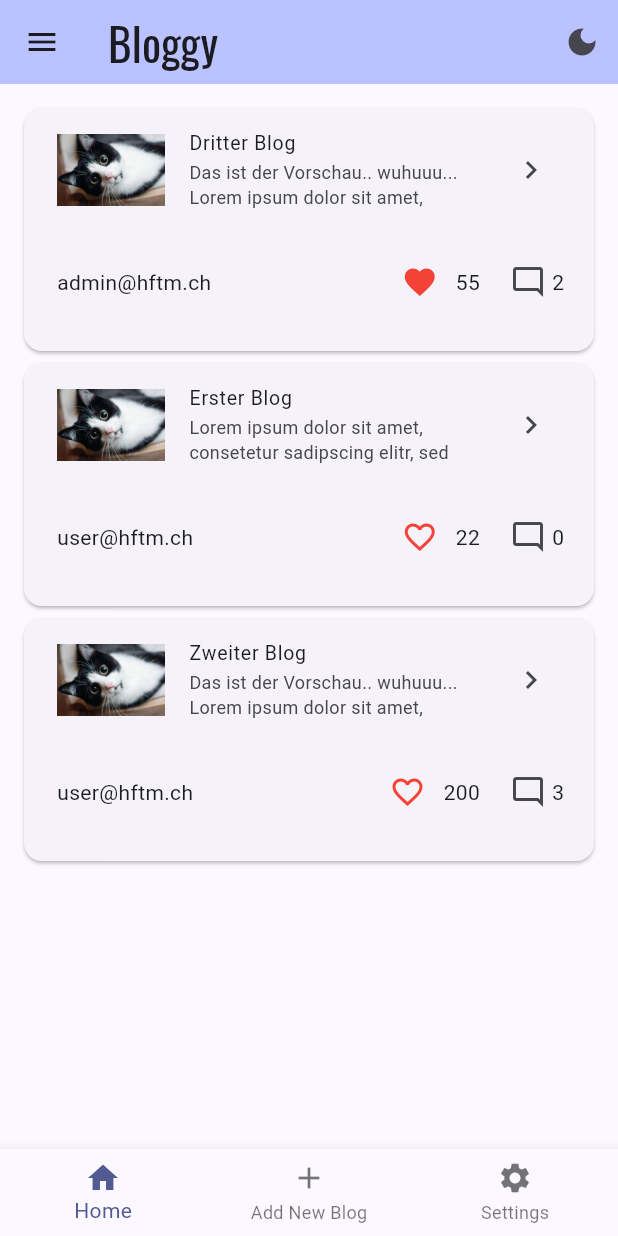
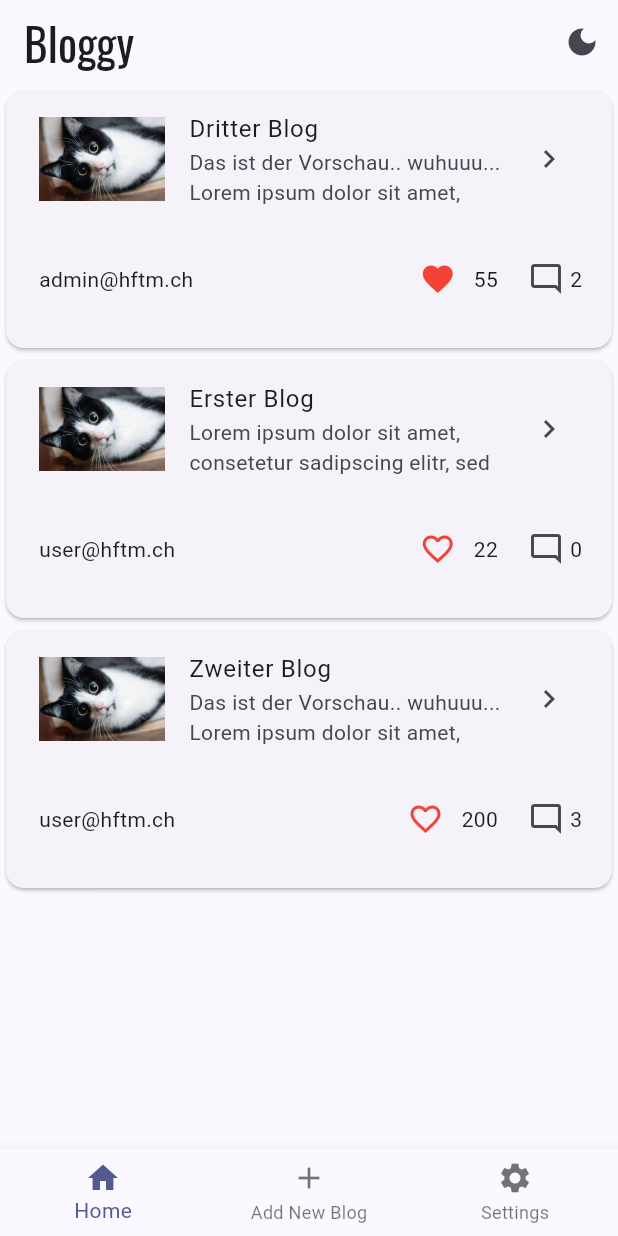
Before and after one commit to JasminKeller/blogApp, a Flutter app: the screen it shows after launch, after a tap on the "favorite outline" icon, on a phone screen of 412 x 824 dp. Run offline on Flutter 3.47's test engine with Material 3 defaults, Android fonts, the phone set to English and light mode, and no system bars; our stand-ins replace google_fonts.

Commit message:
Added AppBar to BlogAddScreen and refactored HomeScreen
- Implemented AppBar in BlogAddScreen with title 'Create New Blog'.
- Refactored HomeScreen to display AppBar only on BlogHomeScreen.
- Updated navigation logic to handle AppBar visibility across different screens.
- Minor layout and code structure improvements for better readability and maintainability.

```diff
--- a/lib/providers/blog_provider.dart
+++ b/lib/providers/blog_provider.dart
@@ -25,10 +25,10 @@ class BlogProvider extends ChangeNotifier {
 
   Future<void> readBlogsWithLoadingState() async {
     isLoading = true;
-    notifyListeners();     // Beobachter werden benachrichtigt das der Zustand geändert hat
+    notifyListeners();
     await readBlogs(withNotifying: false);
     isLoading = false;
-    notifyListeners();    // Beobachter werden benachrichtigt das der Zustand geändert hat
+    notifyListeners();
   }
 
   Future<void> readBlogs({bool withNotifying = true}) async {
@@ -39,11 +39,11 @@ class BlogProvider extends ChangeNotifier {
   }
 
   Future<void> toggleLikeInfo(int blogId) async {
-    print('toggleLikeInfo Triggered from BlogProvider');
     final blog = _blogs.firstWhere((blog) => blog.id == blogId);
     blog.isLikedByMe = !blog.isLikedByMe;
     blog.likes += blog.isLikedByMe ? 1 : -1;
-    notifyListeners();
+
+    await readBlogsWithLoadingState();
   }
 
 }
--- a/lib/screens/blog_home_screen.dart
+++ b/lib/screens/blog_home_screen.dart
@@ -1,35 +1,45 @@
 import 'package:flutter/material.dart';
+import 'package:provider/provider.dart';
+import 'package:blogapp/providers/blog_provider.dart';
+import 'package:blogapp/widget/blog_card_widget.dart';
+import 'package:blogapp/providers/theme_provider.dart';
 
-import '../entity/blog_entity.dart';
-import '../services/blog_repository.dart';
-import '../widget/blog_card_widget.dart';
+import '../theme/theme.dart';
 
 class BlogHomeScreen extends StatelessWidget {
-  BlogHomeScreen({
-    super.key,
-    required this.blogs,
-  });
-
-  final List<Blog> blogs;
-  final BlogRepository blogRepository = BlogRepository.instance;
+  BlogHomeScreen({super.key});
 
   @override
   Widget build(BuildContext context) {
-    return Padding(
-      padding: const EdgeInsets.all(12.0),
-      child: RefreshIndicator(
-        color: Colors.white,
-        backgroundColor: Colors.blue,
-        strokeWidth: 4.0,
+    var blogProvider = Provider.of<BlogProvider>(context);
+    var themeProvider = Provider.of<ThemeProvider>(context);
+    bool isDarkMode = themeProvider.themeData == darkMode;
+
+    if (blogProvider.isLoading) {
+      return const Center(child: CircularProgressIndicator());
+    }
+
+    return Scaffold(
+      appBar: AppBar(
+        title: const Text('Bloggy'),
+        actions: [
+          IconButton(
+            icon: Icon(isDarkMode ? Icons.light_mode : Icons.dark_mode),
+            onPressed: () {
+              themeProvider.toggleTheme();
+            },
+          )
+        ],
+      ),
+      body: RefreshIndicator(
         onRefresh: () async {
-          blogRepository.getBlogs();
-          return Future<void>.delayed(const Duration(seconds: 3));
+          await blogProvider.readBlogsWithLoadingState();
         },
         child: ListView.builder(
           physics: const AlwaysScrollableScrollPhysics(),
-          itemCount: blogs!.length,
+          itemCount: blogProvider.blogs.length,
           itemBuilder: (context, index) {
-            return BlogCardWidget(blog: blogs![index]);
+            return BlogCardWidget(blog: blogProvider.blogs[index]);
           },
         ),
       ),
--- a/lib/screens/home_screen.dart
+++ b/lib/screens/home_screen.dart
@@ -1,14 +1,9 @@
+import 'package:flutter/material.dart';
+import 'package:provider/provider.dart';
 import 'package:blogapp/screens/blog_add_screen.dart';
 import 'package:blogapp/screens/settings_screen.dart';
-import 'package:blogapp/services/blog_repository.dart';
+import 'package:blogapp/screens/blog_home_screen.dart';
 import 'package:blogapp/providers/theme_provider.dart';
-import 'package:flutter/material.dart';
-import 'package:provider/provider.dart';
-
-import '../entity/blog_entity.dart';
-import '../theme/theme.dart';
-import '../widget/blog_card_widget.dart';
-import 'blog_home_screen.dart';
 
 class HomeScreen extends StatefulWidget {
   const HomeScreen({super.key, required this.title});
@@ -20,17 +15,6 @@ class HomeScreen extends StatefulWidget {
 }
 
 class _HomeScreenState extends State<HomeScreen> {
-  List<Blog>? blogs;
-
-  final BlogRepository blogRepository = BlogRepository.instance;
-
-  @override
-  void initState() {
-    super.initState();
-    _loadBlogs();
-  }
-
-  // BOTTOM NAV BAR https://www.youtube.com/watch?v=qk-a_Qgc6b0
   int _selectedIndex = 0;
 
   void _navigationBottomBar(int index){
@@ -39,107 +23,25 @@ class _HomeScreenState extends State<HomeScreen> {
     });
   }
 
-  Future<void> _loadBlogs() async {
-    var fetchedBlogs = await blogRepository.getBlogs();
-    setState(() {
-      blogs = fetchedBlogs;
-    });
-  }
-
-  Future<void> _addAndReloadBlogs() async {
-    Blog newBlog = Blog(id: 999, title: 'Neu erstellter Blog', content: 'Inhalt des Neu erstellter Blog', author: 'user@hftm.ch', publishedAt: DateTime.now());
-    await blogRepository.addBlog(newBlog);
-    await _loadBlogs();
-  }
-
   @override
   Widget build(BuildContext context) {
-    if (blogs==null){
-      return const Center(
-        child: CircularProgressIndicator(),
-      );
-    }
-    if(blogs!.isEmpty){
-      return const Center(
-        child: Text('No blogs yet'),  // TODO: show a nice "No Data" screen message what ever
-      );
-    }
-
     final List<Widget> _screens = [
-      BlogHomeScreen(blogs: blogs!),BlogAddScreen(), SettingsScreen()
+      BlogHomeScreen(),
+      BlogAddScreen(),
+      SettingsScreen()
     ];
-
-    //  light and darkmode icon change
-    var themeProvider = Provider.of<ThemeProvider>(context);
-    bool isDarkMode = themeProvider.themeData == darkMode;
-
 
     return WillPopScope(
       onWillPop: () async {
-        if (_selectedIndex == 0) {
-          return true;  // nur wenn man auf dem Homescreen ist darf mit dem zurück button auf andoid die app geschlossen werden.
-        } else {
-          return false;  // verhindert schliessen der App wenn man nicht auf dem HomeScreen ist
-        }
+        return _selectedIndex == 0;
       },
       child: Scaffold(
-        appBar: AppBar(
-          backgroundColor: Theme.of(context).colorScheme.inversePrimary,
-          title: Text(widget.title),
-         actions: [
-           IconButton(
-             icon: Icon(isDarkMode ? Icons.light_mode : Icons.dark_mode),
-             onPressed: () {
-               Provider.of<ThemeProvider>(context, listen:false).toggleTheme();
-             },
-           )
-         ],
-        ),
         body: _screens[_selectedIndex],
-        drawer: Drawer(
-          child: ListView(
-            padding: EdgeInsets.zero,
-            children: [
-              const DrawerHeader(child: Text('Menu')),
-              ListTile(
-                title: const Text('Home'),
-                selected: _selectedIndex == 0,
-                onTap: (){
-                  _navigationBottomBar(0);
-                  Navigator.pop(context);
-                }
-              ),
-              ListTile(
-                  title: const Text('Add New Blog'),
-                  selected: _selectedIndex == 1,
-                  onTap: (){
-                    _navigationBottomBar(1);
-                    Navigator.pop(context);
-                  }
-              ),
-              ListTile(
-                  title: const Text('Settings'),
-                  selected: _selectedIndex == 2,
-                  onTap: (){
-                    _navigationBottomBar(2);
-                    Navigator.pop(context);
-                  }
-              )
-            ],
-          ),
-        ),
-        /* FloatingActionButton no longer needed to add a simple blog entry
-        floatingActionButton: FloatingActionButton(
-          onPressed: _addAndReloadBlogs,
-          child: const Icon(Icons.add),
-        ),
-
-         */
         bottomNavigationBar: BottomNavigationBar(
           type: BottomNavigationBarType.fixed,
           currentIndex: _selectedIndex,
           onTap: _navigationBottomBar,
-          items:  const [
+          items: const [
             BottomNavigationBarItem(icon: Icon(Icons.home), label: 'Home'),
             BottomNavigationBarItem(icon: Icon(Icons.add), label: 'Add New Blog'),
             BottomNavigationBarItem(icon: Icon(Icons.settings), label: 'Settings'),
--- a/lib/widget/blog_card_widget.dart
+++ b/lib/widget/blog_card_widget.dart
@@ -28,7 +28,7 @@ class _BlogCardWidgetState extends State<BlogCardWidget> {
               title: Text(widget.blog.title),
               subtitle: Text(widget.blog.contentPreview),
               trailing: const Icon(Icons.navigate_next),
-              dense: true,
+              // dense: true,
               onTap: () {
                 Navigator.push(
                   context,
```
